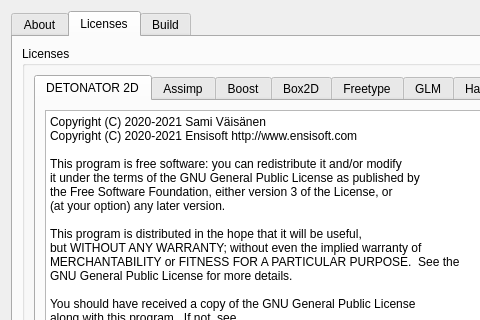
Before: the Qt Designer form editor/gui/dlgabout.ui in ensisoft/detonator, drawn with Qt 5; both pictures show x 0 to 480 and y 0 to 320 of the 652 by 763 pixel window.
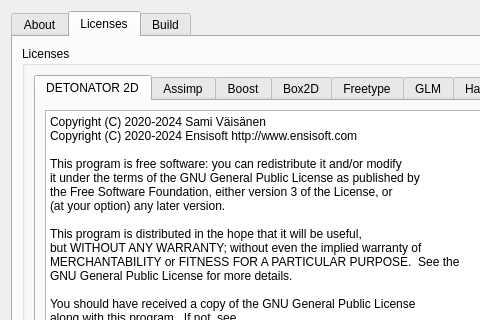
After: the same form once the commit is applied. The open tabs and pages were chosen to show the change. Icons and pictures are not drawn.

Commit message:
Update copyright year in About dialog and version string
Update copyright year in About dialog and version string.

```diff
--- a/editor/gui/dlgabout.ui
+++ b/editor/gui/dlgabout.ui
@@ -150,8 +150,8 @@
               <item>
                <widget class="QPlainTextEdit" name="plainTextEdit_22">
                 <property name="plainText">
-                 <string>Copyright (C) 2020-2021 Sami Väisänen
-Copyright (C) 2020-2021 Ensisoft http://www.ensisoft.com
+                 <string>Copyright (C) 2020-2024 Sami Väisänen
+Copyright (C) 2020-2024 Ensisoft http://www.ensisoft.com
 
 This program is free software: you can redistribute it and/or modify
 it under the terms of the GNU General Public License as published by
```
The commit also changes 1 other file.
